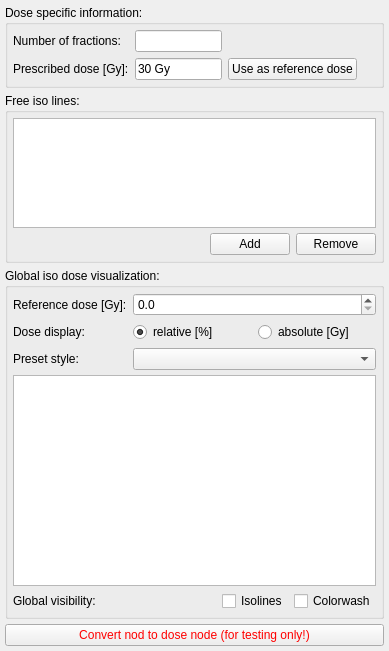
Above: Plugins/org.mitk.gui.qt.rt.dosevisualization/src/internal/RTDoseVisualizerControls.ui from MITK/MITK before the change. Below: the same form after it.
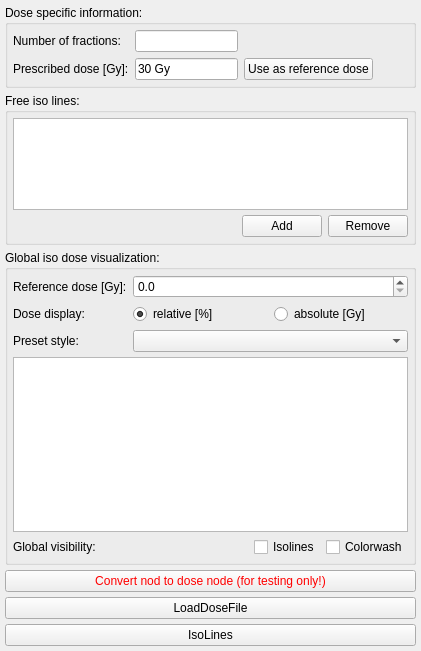
That is the form after the change. Icons and pictures are not drawn.

Commit message: added second view for loading buttons added transferfunction for colorwash

Diff of the .ui file:
```diff
--- a/Plugins/org.mitk.gui.qt.rt.dosevisualization/src/internal/RTDoseVisualizerControls.ui
+++ b/Plugins/org.mitk.gui.qt.rt.dosevisualization/src/internal/RTDoseVisualizerControls.ui
@@ -6,7 +6,7 @@
    <rect>
     <x>0</x>
     <y>0</y>
-    <width>389</width>
+    <width>421</width>
     <height>651</height>
    </rect>
   </property>
@@ -274,6 +274,9 @@
           <property name="maximum">
            <double>9999.000000000000000</double>
           </property>
+          <property name="value">
+           <double>0.000000000000000</double>
+          </property>
          </widget>
         </item>
         <item row="3" column="1">
@@ -455,6 +458,20 @@
      </property>
     </widget>
    </item>
+   <item>
+    <widget class="QPushButton" name="btnloadDose">
+     <property name="text">
+      <string>LoadDoseFile</string>
+     </property>
+    </widget>
+   </item>
+   <item>
+    <widget class="QPushButton" name="btnIsoLines">
+     <property name="text">
+      <string>IsoLines</string>
+     </property>
+    </widget>
+   </item>
   </layout>
  </widget>
  <layoutdefault spacing="6" margin="11"/>
```
Left out of the diff: 4 changed lines with no effect on the pictures. The commit also changes 12 other files.
